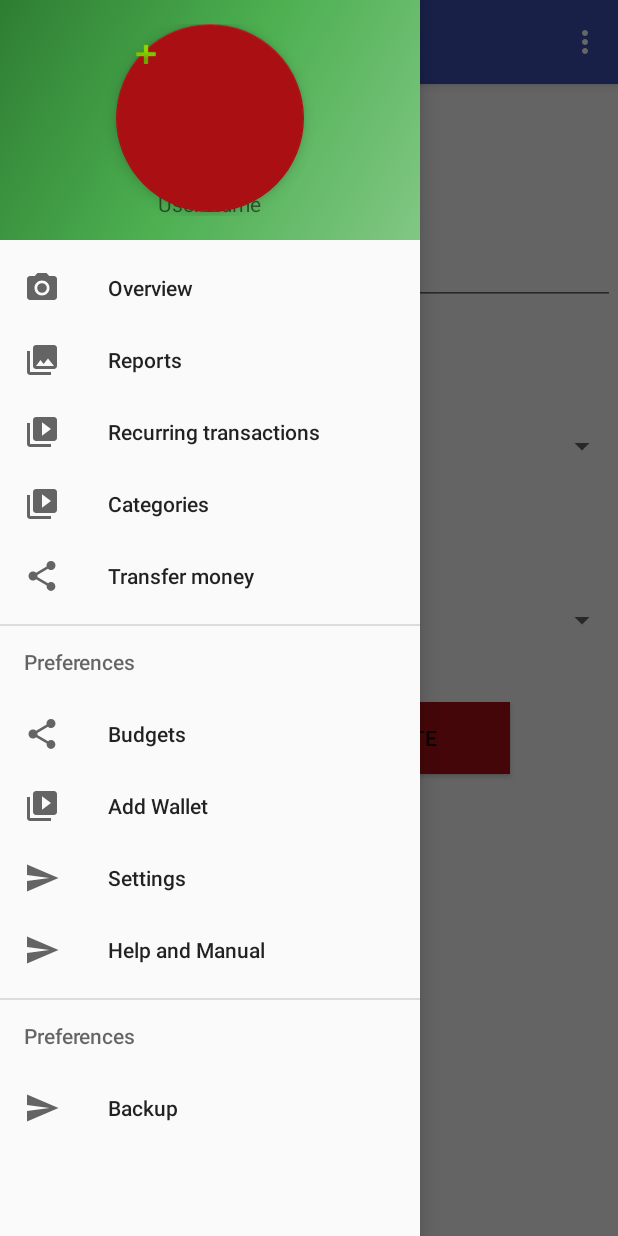
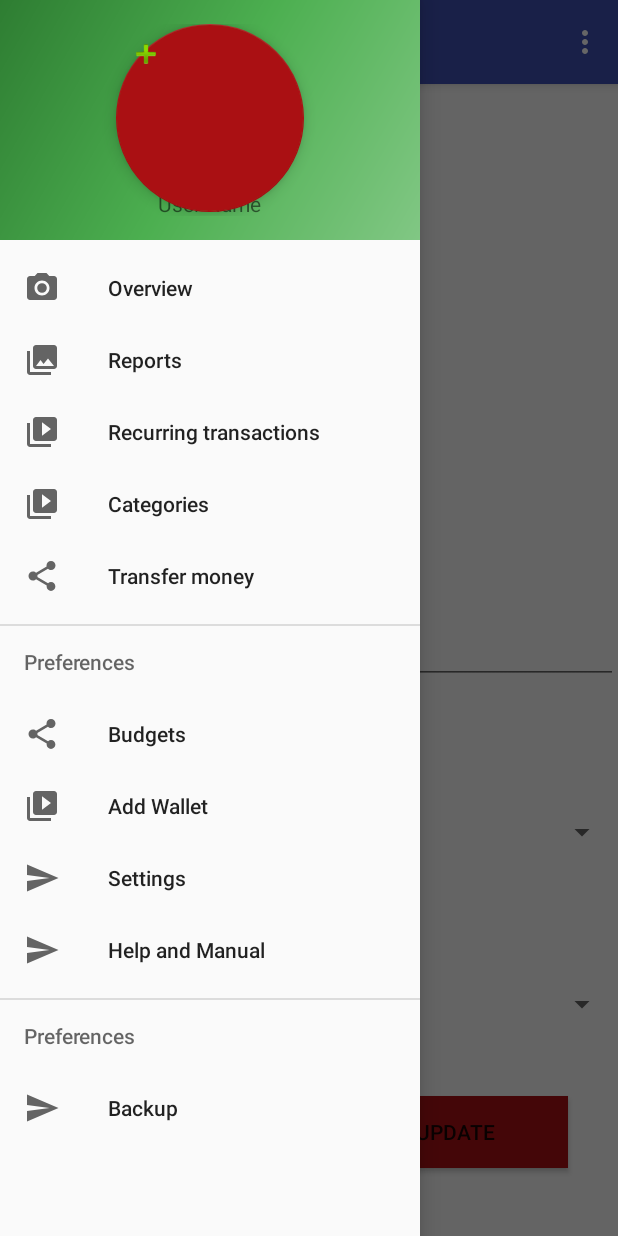
Before and after one commit to harith97/FamilyWallet, an Android app: the fragment accUpdate placed in its activity, with the side drawer open, on a phone screen of 412 x 824 dp. Run offline under Robolectric (Android 15) with nearby library versions, the phone set to English and light mode, and no system bars; libraries missing offline, so code that uses them is left out: com.github.amlcurran.showcaseview.

Commit message:
patch 12 fix 5

```diff
--- a/app/src/main/res/layout/acc_update.xml
+++ b/app/src/main/res/layout/acc_update.xml
@@ -1,5 +1,5 @@
 <?xml version="1.0" encoding="utf-8"?>
-<AbsoluteLayout xmlns:android="http://schemas.android.com/apk/res/android"
+<RelativeLayout xmlns:android="http://schemas.android.com/apk/res/android"
     xmlns:app="http://schemas.android.com/apk/res-auto"
     xmlns:tools="http://schemas.android.com/tools"
     android:layout_width="match_parent"
@@ -15,7 +15,10 @@
         android:text="Amount"
         android:textAlignment="center"
         android:textAllCaps="true"
-        android:textStyle="bold"/>
+        android:textStyle="bold"
+        android:layout_above="@+id/accAmount"
+        android:layout_alignParentStart="true"
+        android:layout_marginBottom="17dp"/>
 
     <EditText
         android:id="@+id/accAmount"
@@ -24,7 +27,10 @@
         android:layout_x="-2dp"
         android:layout_y="158dp"
         android:ems="10"
-        android:inputType="numberDecimal"/>
+        android:inputType="numberDecimal"
+        android:layout_marginBottom="22dp"
+        android:layout_above="@+id/accOwn"
+        android:layout_alignParentStart="true"/>
 
     <TextView
         android:id="@+id/accOwn"
@@ -35,7 +41,10 @@
         android:text="Transfer From"
         android:textAlignment="center"
         android:textAllCaps="true"
-        android:textStyle="bold"/>
+        android:textStyle="bold"
+        android:layout_marginBottom="80dp"
+        android:layout_above="@+id/accOther"
+        android:layout_alignParentStart="true"/>
 
     <TextView
         android:id="@+id/accOther"
@@ -46,7 +55,10 @@
         android:text="Transfer to"
         android:textAlignment="center"
         android:textAllCaps="true"
-        android:textStyle="bold"/>
+        android:textStyle="bold"
+        android:layout_marginBottom="26dp"
+        android:layout_above="@+id/transTo"
+        android:layout_alignParentStart="true"/>
 
     <Spinner
         android:id="@+id/transTo"
@@ -55,7 +67,10 @@
         android:layout_x="0dp"
         android:layout_y="391dp"
         tools:layout_editor_absoluteX="8dp"
-        tools:layout_editor_absoluteY="42dp"/>
+        tools:layout_editor_absoluteY="42dp"
+        android:layout_marginBottom="38dp"
+        android:layout_above="@+id/transfer"
+        android:layout_alignParentStart="true"/>
 
     <Button
         android:id="@+id/transfer"
@@ -64,7 +79,11 @@
         android:layout_x="39dp"
         android:layout_y="468dp"
         android:background="@color/success_color"
-        android:text="Transfer"/>
+        android:text="Transfer"
+        android:layout_alignBaseline="@+id/btnDtl"
+        android:layout_alignBottom="@+id/btnDtl"
+        android:layout_alignParentStart="true"
+        android:layout_marginStart="30dp"/>
 
     <Spinner
         android:id="@+id/transFrom"
@@ -73,7 +92,10 @@
         android:layout_x="0dp"
         android:layout_y="275dp"
         tools:layout_editor_absoluteX="8dp"
-        tools:layout_editor_absoluteY="42dp"/>
+        tools:layout_editor_absoluteY="42dp"
+        android:layout_above="@+id/accOther"
+        android:layout_alignParentStart="true"
+        android:layout_marginBottom="12dp"/>
 
     <Button
         android:id="@+id/btnDtl"
@@ -82,5 +104,9 @@
         android:layout_x="190dp"
         android:layout_y="468dp"
         android:background="@color/colorAccent"
-        android:text="Update"/>
-</AbsoluteLayout>
+        android:text="Update"
+        android:layout_marginBottom="45dp"
+        android:layout_alignParentBottom="true"
+        android:layout_alignParentEnd="true"
+        android:layout_marginEnd="33dp"/>
+</RelativeLayout>
```
